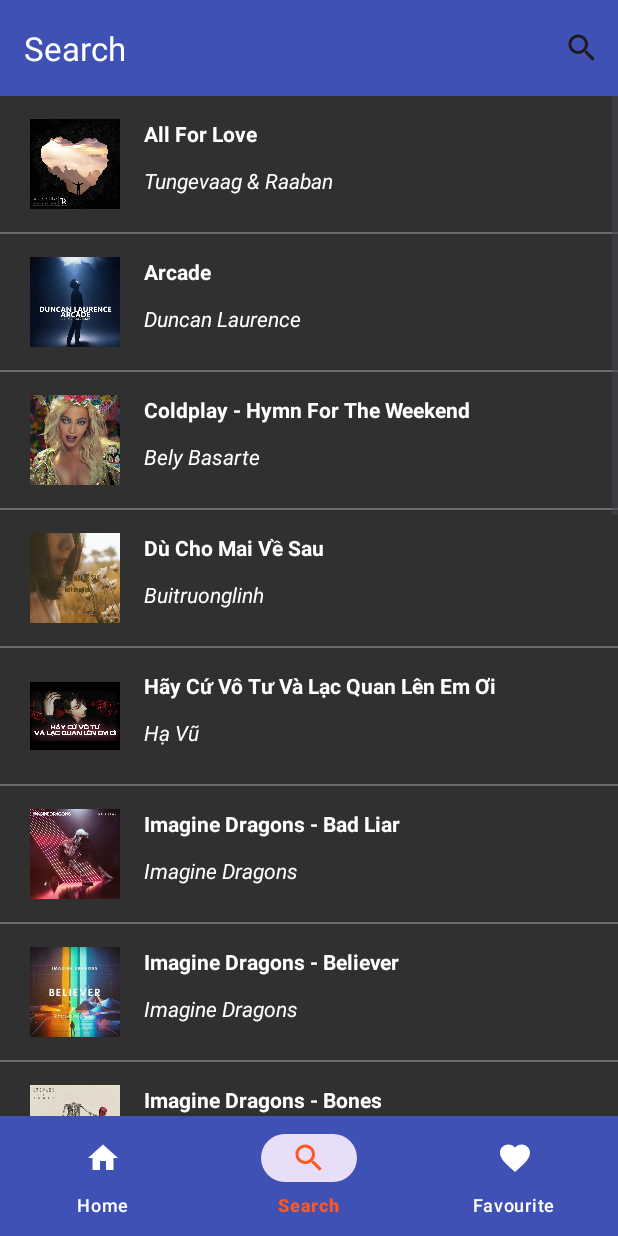
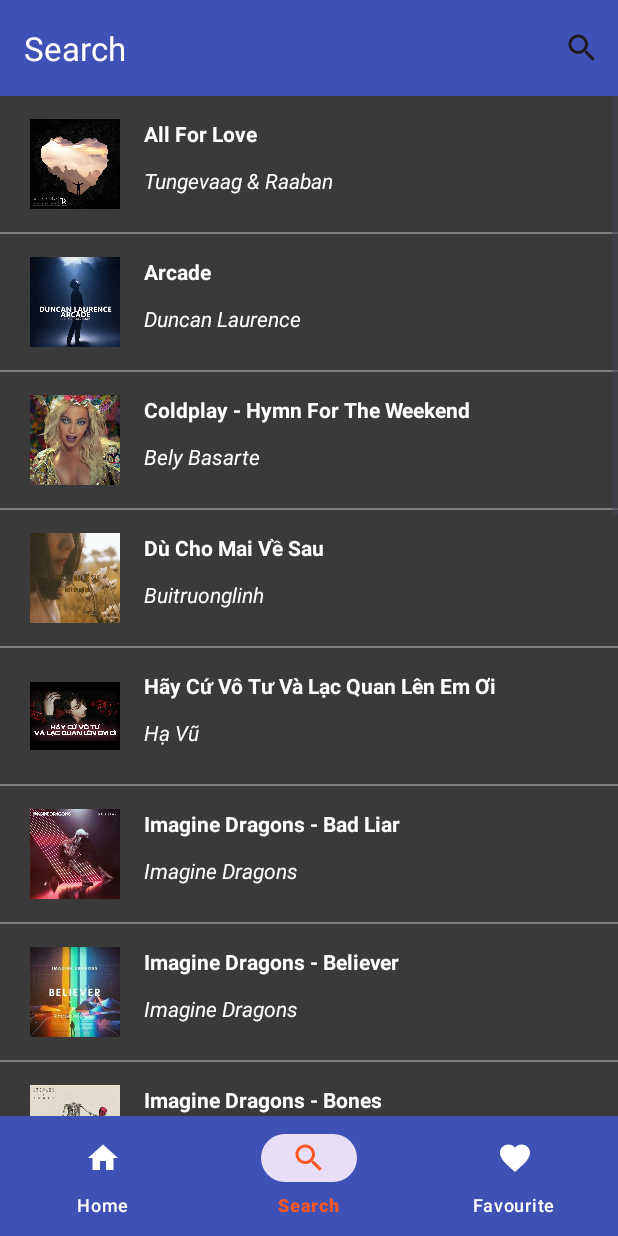
Before and after one commit to Codebutproblem/Music-App, an Android app: the screen it shows after launch (MainActivity), item 2 of the bottom bar chosen, on a phone screen of 412 x 824 dp. Run offline under Robolectric (Android 15) with nearby library versions, the phone set to English and light mode, and no system bars.

Commit message:
minh_vu commit

```diff
--- a/app/src/main/res/layout/fragment_search.xml
+++ b/app/src/main/res/layout/fragment_search.xml
@@ -2,7 +2,7 @@
 <RelativeLayout xmlns:android="http://schemas.android.com/apk/res/android"
     xmlns:app="http://schemas.android.com/apk/res-auto"
     xmlns:tools="http://schemas.android.com/tools"
-    android:background="#7A7878"
+    android:background="#939191"
     android:orientation="vertical"
     android:layout_width="match_parent"
     android:layout_height="match_parent"
```
